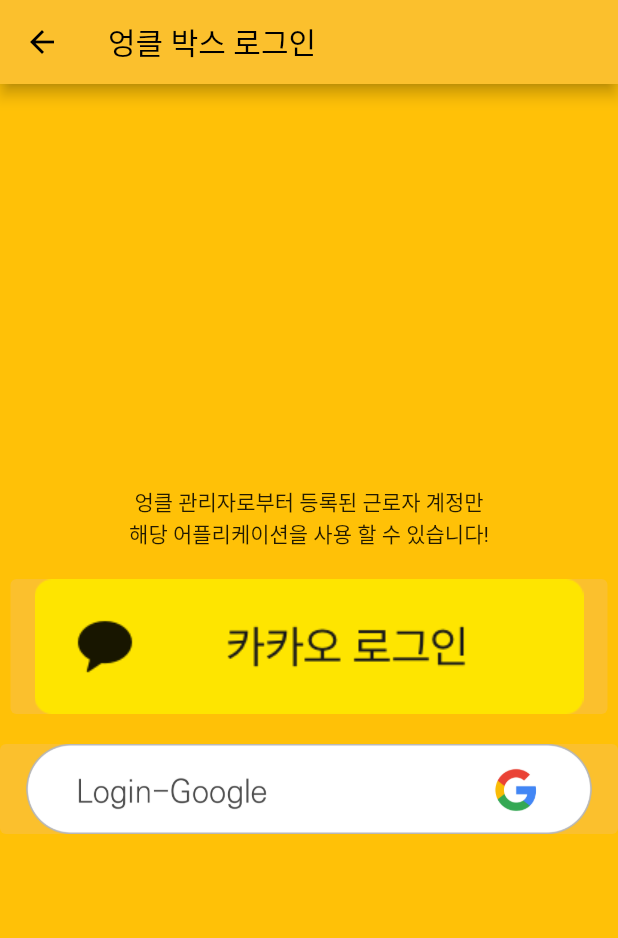
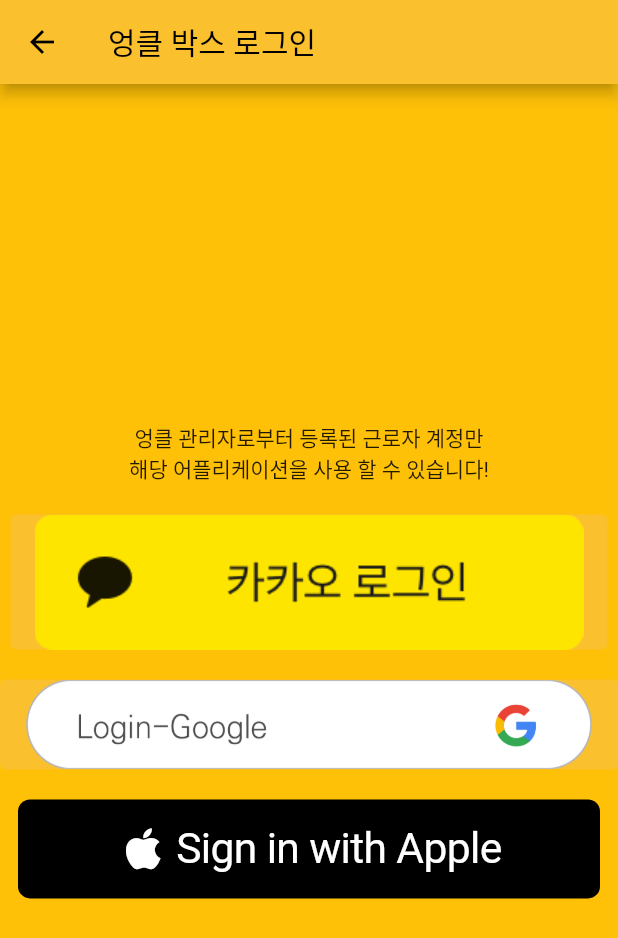
Before and after one commit to seongpil0948/io_box_uncle, a Flutter app: the LoginPage screen opened directly, on a phone screen of 412 x 824 dp. Shown: the top 938 px of the screen. Run offline on Flutter 3.47's test engine with Material 2 defaults, Android fonts, the phone set to English and light mode, and no system bars; drawn by our look-alikes of sign_in_with_apple; our stand-ins replace cloud_firestore, dio, equatable, firebase_auth, firebase_core, firebase_remote_config and 4 more; missing offline and left inert: kakao_flutter_sdk_user; accounts and stored records are empty.

Commit message:
ios login

```diff
--- a/lib/module/auth/index.dart
+++ b/lib/module/auth/index.dart
@@ -10,6 +10,7 @@ import 'package:io_box_uncle/util/logger.dart';
 import 'package:kakao_flutter_sdk_user/kakao_flutter_sdk_user.dart' as k;
 import 'package:shared_preferences/shared_preferences.dart';
 import 'package:google_sign_in/google_sign_in.dart';
+import 'package:sign_in_with_apple/sign_in_with_apple.dart';
 part 'index.freezed.dart';
 part 'index.g.dart';
 part './model.dart';
--- a/lib/view/page/index.dart
+++ b/lib/view/page/index.dart
@@ -1,5 +1,4 @@
 import 'package:flow_builder/flow_builder.dart';
-import 'package:flutter/cupertino.dart';
 import 'package:flutter/foundation.dart';
 import 'package:flutter/material.dart';
 import 'package:flutter/services.dart';
@@ -9,6 +8,7 @@ import 'package:io_box_uncle/module/app/bloc/app_bloc.dart';
 import 'package:io_box_uncle/module/auth/index.dart';
 import 'package:io_box_uncle/view/component/button/index.dart';
 import 'package:io_box_uncle/view/component/card/common.dart';
+import 'package:sign_in_with_apple/sign_in_with_apple.dart';
 
 import '../../module/ship/bloc/shipment_bloc.dart';
 import '../../module/ship/model/index.dart';
--- a/lib/view/page/login.dart
+++ b/lib/view/page/login.dart
@@ -60,6 +60,16 @@ class _LoginPageState extends State<LoginPage> {
                   ),
                 ),
                 child: Image.asset('assets/images/google_login.png')),
+            const SizedBox(height: 20),
+            Padding(
+              padding: const EdgeInsets.symmetric(horizontal: 12),
+              child: SignInWithAppleButton(
+                height: 66,
+                onPressed: () async {
+                  await context.read<AuthRepo>().appleLogin();
+                },
+              ),
+            )
           ],
         ),
       ),
--- a/pubspec.yaml
+++ b/pubspec.yaml
@@ -48,6 +48,8 @@ dependencies:
   json_annotation: ^4.6.0
   firebase_remote_config: ^2.0.17
   google_sign_in: ^5.4.2
+  sign_in_with_apple: ^4.1.0
+  firebase_messaging: ^13.1.0
 
 dev_dependencies:
   flutter_test:
```
Also changed, not shown: lib/module/auth/repo.dart (+22 -0 lines), pubspec.lock, 3 other files.
